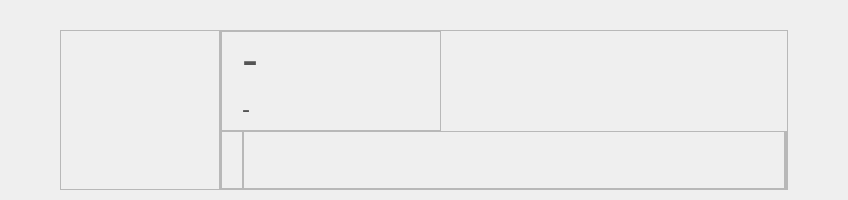
Above: CaX/widget/formTop/infotracks.ui from fsest4u/CaX_03 before the change. Below: the same form after it.
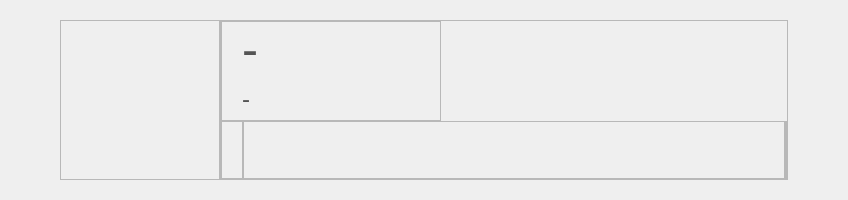
That is the form after the change. Custom widgets are drawn as their Qt base class.

Commit message: [layout] info 높이 200으로 고정

```diff
--- a/CaX/widget/formTop/infotracks.ui
+++ b/CaX/widget/formTop/infotracks.ui
@@ -19,7 +19,7 @@
   <property name="maximumSize">
    <size>
     <width>16777215</width>
-    <height>16777215</height>
+    <height>200</height>
    </size>
   </property>
   <property name="windowTitle">
@@ -30,13 +30,13 @@
     <number>60</number>
    </property>
    <property name="topMargin">
-    <number>30</number>
+    <number>20</number>
    </property>
    <property name="rightMargin">
     <number>60</number>
    </property>
    <property name="bottomMargin">
-    <number>10</number>
+    <number>20</number>
    </property>
    <property name="spacing">
     <number>0</number>
```
The commit also changes 3 other files.
